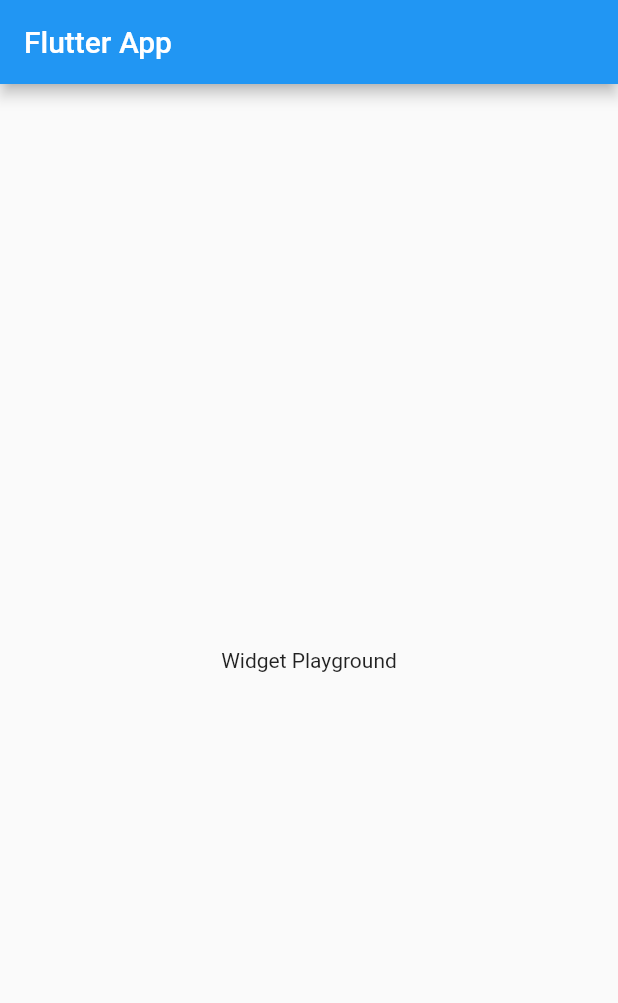
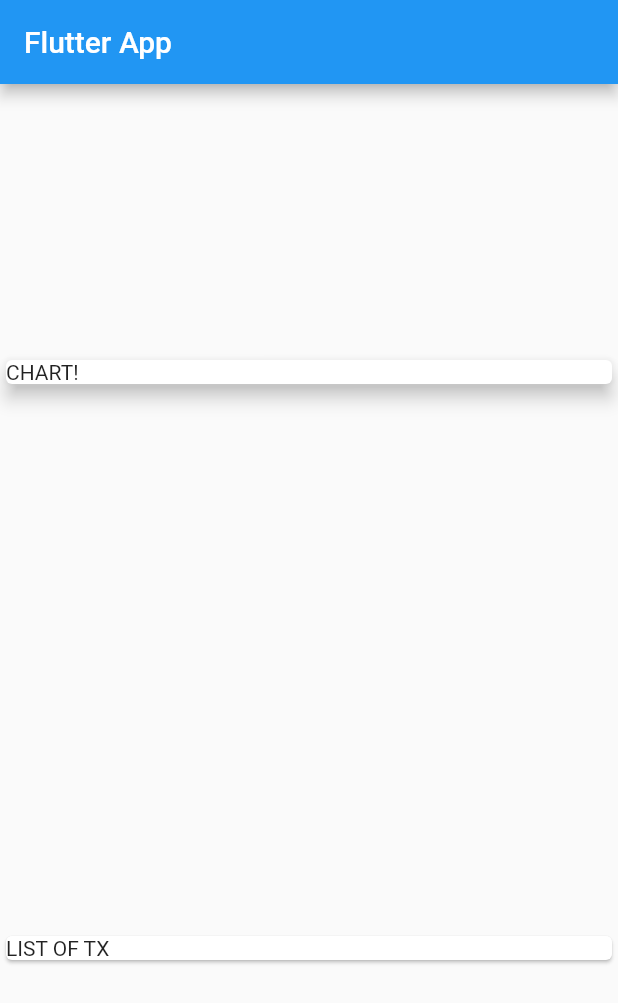
Before and after one commit to deyvidyfs/flutter_study_projects, a Flutter app: the screen it shows after launch, on a phone screen of 412 x 824 dp. Shown: the top 1003 px of the screen. Run offline on Flutter 3.47's test engine with Material 2 defaults, Android fonts, the phone set to English and light mode, and no system bars.

Commit message:
add main Column/Cards

```diff
--- a/Udemy Academind Course Files/Section 4/personal_expenses_app/lib/main.dart
+++ b/Udemy Academind Course Files/Section 4/personal_expenses_app/lib/main.dart
@@ -22,8 +22,21 @@ class MyHomePage extends StatelessWidget {
       appBar: AppBar(
         title: Text('Flutter App'),
       ),
-      body: Center(
-        child: Text('Widget Playground'),
+      body: Column(
+        mainAxisAlignment: MainAxisAlignment.spaceAround,
+        crossAxisAlignment: CrossAxisAlignment.stretch,
+        children: <Widget>[
+          Container(
+            width: double.infinity,
+            child: Card(
+              child: Text('CHART!'),
+              elevation: 5,
+            ),
+          ),
+          Card(
+            child: Text('LIST OF TX'),
+          ),
+        ],
       ),
     );
   }
```
